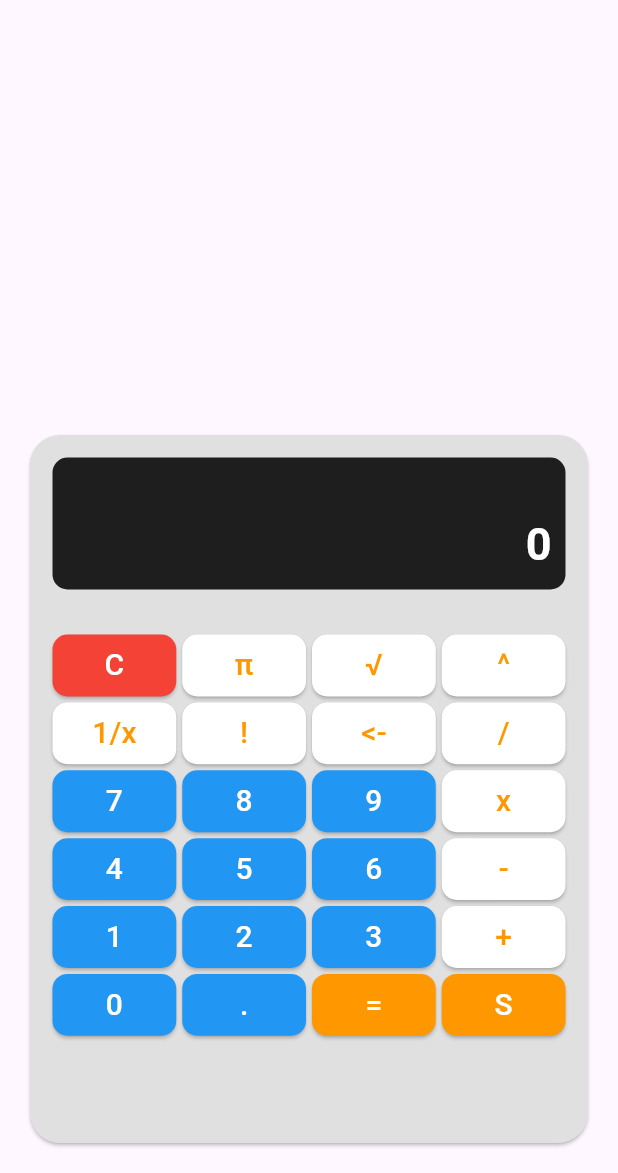
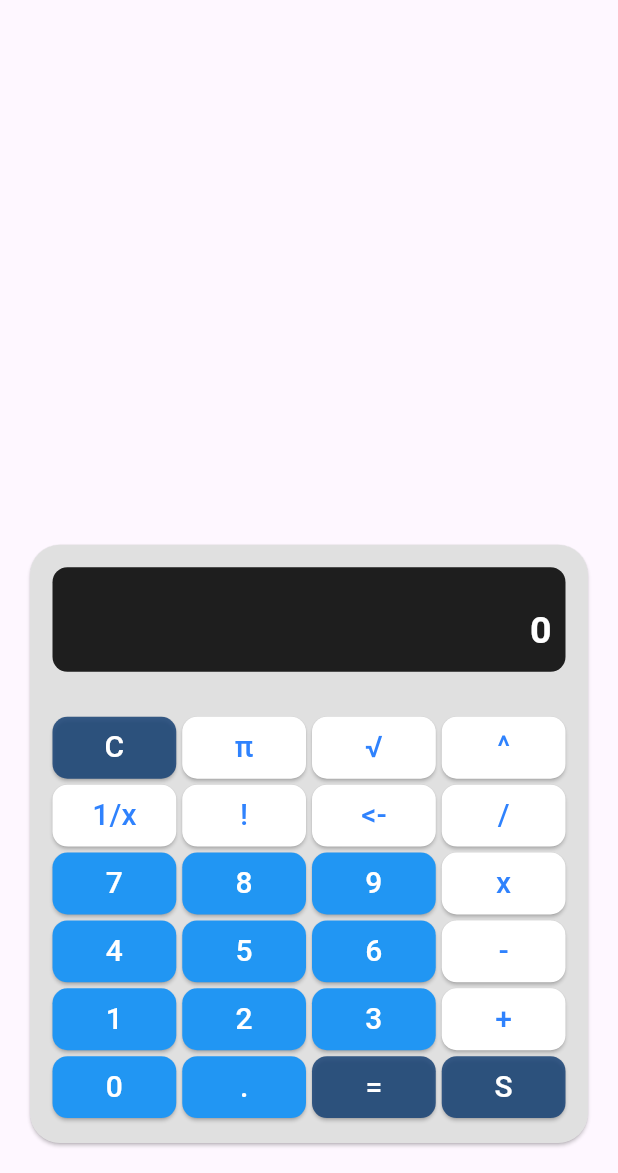
Before and after one commit to SuanneBarbosa/calColorida, a Flutter app: the screen it shows after launch, on a phone screen of 412 x 824 dp, the part 63-1236 px from its top. Run offline on Flutter 3.47's test engine with Material 3 defaults, Android fonts, the phone set to English and light mode, and no system bars.

Commit message:
feat(calculator): update

```diff
--- a/calcolorida_app/lib/controllers/calculator_controller.dart
+++ b/calcolorida_app/lib/controllers/calculator_controller.dart
@@ -1,7 +1,6 @@
 import 'dart:math';
 
 import 'package:flutter/material.dart';
-
 
 class CalculatorController {
   String _display = '0';
@@ -11,8 +10,9 @@ class CalculatorController {
   bool _hasDecimal = false;
   String _expression = '';
   int _decimalPlaces = 2; // Número padrão de casas decimais
+  int _maxDecimalPlaces = 100; // Máximo de casas decimais
 
-
+  // ... (restante do código)
 
   String get display => _display;
   String get expression => _expression;
@@ -171,19 +171,19 @@ class CalculatorController {
     }
   }
 
-  void setDecimalPlaces(int decimalPlaces) {////////////////////////////////
-    if (decimalPlaces >= 0) {
+  void setDecimalPlaces(int decimalPlaces) {
+    if (decimalPlaces >= 0 && decimalPlaces <= _maxDecimalPlaces) {
       _decimalPlaces = decimalPlaces;
     }
   }
 
-  void _updateDisplay() {////////////////////////////////////////////////////////////
+  void _updateDisplay() {
     // Mostra o resultado formatado com o número correto de casas decimais
-  if (_currentNumber.isEmpty) {
-    _display = _result.toStringAsFixed(_decimalPlaces);
-  } else {
-    _display = _currentNumber;
-  }
+    if (_currentNumber.isEmpty) {
+      _display = _result.toStringAsFixed(_decimalPlaces);
+    } else {
+      _display = _currentNumber;
+    }
 
     // Verifica se o display termina com um ponto decimal isolado e remove-o
     if (_display.endsWith('.')) {
@@ -201,7 +201,7 @@ class CalculatorController {
     }
   }
 
-  void _calculateSqrt() { //////////////////////////////////////////////////
+  void _calculateSqrt() {
     if (_currentNumber.isNotEmpty) {
       try {
         double number = double.parse(_currentNumber);
@@ -238,7 +238,7 @@ class CalculatorController {
     }
   }
 
-  void _calculateInverse() { //////////////////////////////////////
+  void _calculateInverse() {
     if (_currentNumber.isNotEmpty) {
       try {
         double number = double.parse(_currentNumber);
--- a/calcolorida_app/lib/user_interface/screens/calculator_screen.dart
+++ b/calcolorida_app/lib/user_interface/screens/calculator_screen.dart
@@ -32,10 +32,15 @@ class _CalculatorScreenState extends State<CalculatorScreen> {
       body: Column(
         children: [
           Expanded(
-            flex: 2, // Ajuste o tamanho do display conforme necessário
-            child: Padding(
-              padding: const EdgeInsets.all(16.0), // Ajuste o padding conforme necessário
-              child: MosaicDisplay(result: _controller.display, digitColors: _controller.digitColors), /////////////////////////////////////////////////////// Diferença
+            flex: 3, // Ajuste o tamanho do display conforme necessário
+            child: Container( // Adiciona um Container aqui
+              decoration: BoxDecoration(
+                color: Colors.yellow[10], // Define a cor do fundo
+                borderRadius: BorderRadius.circular(20), // Define o raio do arredondamento
+                // border: Border.all(color: Colors.black, width: 2), // Adiciona uma borda
+              ),
+              padding: const EdgeInsets.all(1.50), // Ajuste o padding conforme necessário
+              child: MosaicDisplay(result: _controller.display, digitColors: _controller.digitColors),
             ),
           ),
           Expanded( // Envolve o display e keypad com Expanded
@@ -77,7 +82,7 @@ class _CalculatorScreenState extends State<CalculatorScreen> {
       context: context,
       builder: (BuildContext context) {
         return AlertDialog(
-          title: Text('Definir Casas Decimais'),
+          // title: Text('Definir Casas Decimais'),
           content: Column(
             mainAxisSize: MainAxisSize.min,
             children: [
--- a/calcolorida_app/lib/user_interface/widgets/calculator_keypad.dart
+++ b/calcolorida_app/lib/user_interface/widgets/calculator_keypad.dart
@@ -10,34 +10,34 @@ class CalculatorKeypad extends StatelessWidget {
   Widget build(BuildContext context) {
     return GridView.count(
       crossAxisCount: 4,
-      childAspectRatio: 2, // Reduzido para 1.0 para botões menores
-      mainAxisSpacing: 4,  // Espaçamento vertical entre as linhas
+      childAspectRatio: 2,
+      mainAxisSpacing: 4,
       crossAxisSpacing: 4,
       children: [
-        _buildButton('C', color: Colors.red),
-        _buildButton('π', color: Colors.white, fontColor: Colors.orange),
-        _buildButton('√', color: Colors.white, fontColor: Colors.orange),
-        _buildButton('^', color: Colors.white, fontColor: Colors.orange),
-        _buildButton('1/x', color: Colors.white, fontColor: Colors.orange),
-        _buildButton('!', color: Colors.white, fontColor: Colors.orange),
-        _buildButton('<-', color: Colors.white, fontColor: Colors.orange),
-        _buildButton('/', color: Colors.white, fontColor: Colors.orange),
+        _buildButton('C', color: const Color.fromARGB(219, 25, 67, 118)),
+        _buildButton('π', color: Colors.white, fontColor: const Color.fromARGB(219, 13, 110, 253)),
+        _buildButton('√', color: Colors.white, fontColor: const Color.fromARGB(219, 13, 110, 253)),
+        _buildButton('^', color: Colors.white, fontColor: const Color.fromARGB(219, 13, 110, 253)),
+        _buildButton('1/x', color: Colors.white, fontColor:const Color.fromARGB(219, 13, 110, 253)),
+        _buildButton('!', color: Colors.white, fontColor: const Color.fromARGB(219, 13, 110, 253)),
+        _buildButton('<-', color: Colors.white, fontColor: const Color.fromARGB(219, 13, 110, 253)),
+        _buildButton('/', color: Colors.white, fontColor: const Color.fromARGB(219, 13, 110, 253)),
         _buildButton('7'),
         _buildButton('8'),
         _buildButton('9'),
-        _buildButton('x', color: Colors.white, fontColor: Colors.orange),
+        _buildButton('x', color: Colors.white, fontColor: const Color.fromARGB(219, 13, 110, 253)),
         _buildButton('4'),
         _buildButton('5'),
         _buildButton('6'),
-        _buildButton('-', color: Colors.white, fontColor: Colors.orange),
+        _buildButton('-', color: Colors.white, fontColor: const Color.fromARGB(219, 13, 110, 253)),
         _buildButton('1'),
         _buildButton('2'),
         _buildButton('3'),
-        _buildButton('+', color: Colors.white, fontColor: Colors.orange),
+        _buildButton('+', color: Colors.white, fontColor: const Color.fromARGB(219, 13, 110, 253)),
         _buildButton('0'),
         _buildButton('.'),
-        _buildButton('=', color: Colors.orange),
-        _buildButton('S', color: Colors.orange),
+        _buildButton('=', color: const Color.fromARGB(219, 25, 67, 118)),
+        _buildButton('S', color: const Color.fromARGB(219, 25, 67, 118)),
       ],
     );
   }
--- a/calcolorida_app/lib/user_interface/widgets/mosaic_display.dart
+++ b/calcolorida_app/lib/user_interface/widgets/mosaic_display.dart
@@ -12,30 +12,43 @@ class MosaicDisplay extends StatelessWidget {
   }
 
   Widget _buildMosaic(String result) {
-    if (result.contains('.')) { // Verifica se result contém ponto decimal
-      // Extrair a parte decimal do resultado
+    if (result.contains('.')) {
       String decimalPart = result.split('.')[1];
 
-      // Criar uma lista de widgets para cada quadrado do mosaico
-      List<Widget> mosaicTiles = decimalPart
-          .split('')
-          .map((digit) => Container(
-            width: 20, // Ajustar o tamanho do quadrado
-            height: 20, // Ajustar o tamanho do quadrado
-            decoration: BoxDecoration(
-              color: digitColors[digit], // Obter a cor do mapa
-              border: Border.all(color: Colors.black, width: 1), // Adicione borda ao quadrado
-            ),
+      // Quebrar a parte decimal em grupos de 10 dígitos
+      List<List<String>> decimalGroups = [];
+      for (var i = 0; i < decimalPart.length; i += 10) {
+        // Extrair a substring, garantindo que não ultrapasse o final da string
+        int endIndex = i + 10;
+        if (endIndex > decimalPart.length) {
+          endIndex = decimalPart.length;
+        }
+        decimalGroups.add(decimalPart.substring(i, endIndex).split(''));
+      }
+
+      // Criar uma lista de widgets para cada linha do mosaico
+      List<Widget> mosaicRows = decimalGroups
+          .map((group) => Row(
+            mainAxisAlignment: MainAxisAlignment.center,
+            children: group
+                .map((digit) => Container(
+              width: 20,
+              height: 20,
+              decoration: BoxDecoration(
+                color: digitColors[digit],
+                border: Border.all(color: Colors.black, width: 1),
+              ),
+            ))
+                .toList(),
           ))
           .toList();
 
-      // Retornar um Row com os quadrados do mosaico
-      return Row(
-        mainAxisAlignment: MainAxisAlignment.center, // Centralizar os quadrados
-        children: mosaicTiles,
+      // Retorna um Column com as linhas do mosaico
+      return Column(
+        mainAxisAlignment: MainAxisAlignment.center,
+        children: mosaicRows,
       );
     } else {
-      // Retorna um Container vazio se a parte decimal for vazia
       return Container();
     }
   }
--- a/calcolorida_app/lib/user_interface/widgets/result_display.dart
+++ b/calcolorida_app/lib/user_interface/widgets/result_display.dart
@@ -17,7 +17,7 @@ class ResultDisplay extends StatelessWidget {
       child: Text(
         display,
         style: const TextStyle(
-          fontSize: 30,
+          fontSize: 25,
           fontWeight: FontWeight.bold,
           color: Colors.white,
         ),
```
